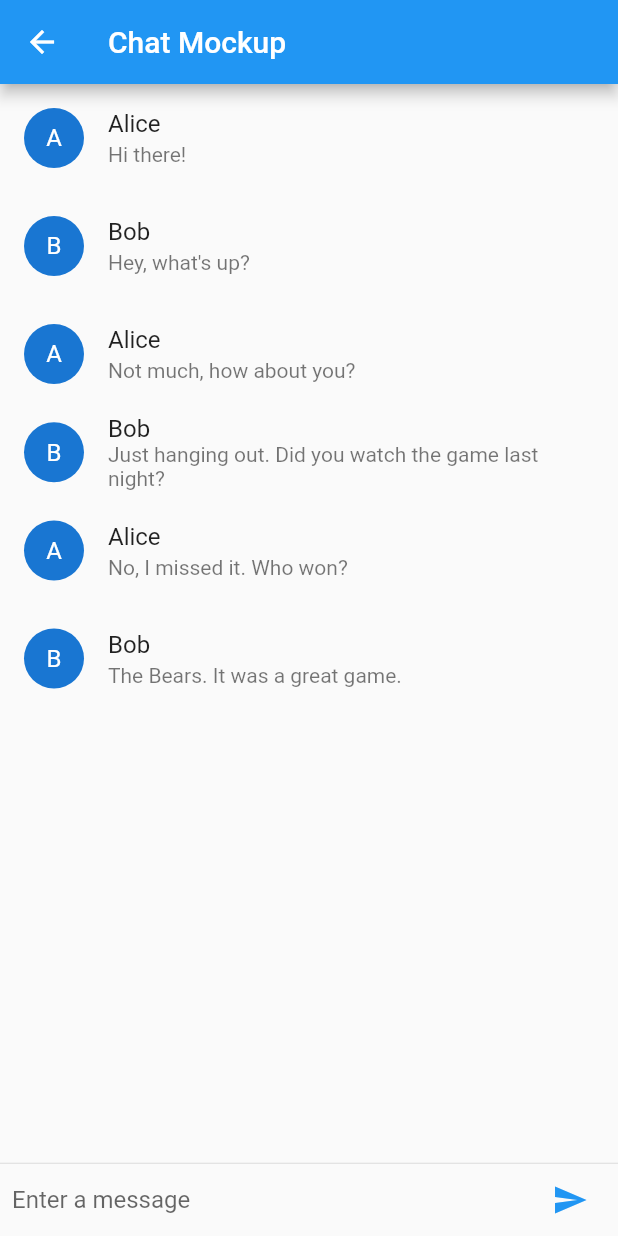
After one commit to Tangkwa504/project-fix-map, a Flutter app: the ChatMockup screen opened directly, on a phone screen of 412 x 824 dp. The commit adds this screen. Run offline on Flutter 3.47's test engine with Material 2 defaults, Android fonts, the phone set to English and light mode, and no system bars; our stand-ins replace firebase_core, firebase_database, flutter_easyloading, fluttertoast, geolocator, google_maps_flutter and 1 more; accounts and stored records are empty.

Commit message:
19042023

```diff
--- /dev/null
+++ b/lib/chatmockup.dart
@@ -0,0 +1,74 @@
+import 'package:flutter/material.dart';
+
+class ChatMockup extends StatelessWidget {
+  const ChatMockup({Key? key}) : super(key: key);
+
+  @override
+  Widget build(BuildContext context) {
+    return Scaffold(
+      appBar: AppBar(
+        title: const Text('Chat Mockup'),
+      ),
+      body: Column(
+        children: [
+          Expanded(
+            child: ListView.builder(
+              itemCount: _messages.length,
+              itemBuilder: (BuildContext context, int index) {
+                final message = _messages[index];
+                return ListTile(
+                  leading: CircleAvatar(
+                    child: Text(message.sender.substring(0, 1)),
+                  ),
+                  title: Text(message.sender),
+                  subtitle: Text(message.text),
+                );
+              },
+            ),
+          ),
+          const Divider(height: 1),
+          _buildBottomBar(context),
+        ],
+      ),
+    );
+  }
+
+  Widget _buildBottomBar(BuildContext context) {
+    return Container(
+      margin: const EdgeInsets.symmetric(horizontal: 8),
+      child: Row(
+        children: [
+          Expanded(
+            child: TextField(
+              decoration: const InputDecoration(
+                hintText: 'Enter a message',
+                border: InputBorder.none,
+              ),
+            ),
+          ),
+          IconButton(
+            onPressed: () {},
+            icon: const Icon(Icons.send),
+            color: Theme.of(context).primaryColor,
+          ),
+        ],
+      ),
+    );
+  }
+
+  static final List<Message> _messages = [
+    Message(sender: 'Alice', text: 'Hi there!'),
+    Message(sender: 'Bob', text: 'Hey, what\'s up?'),
+    Message(sender: 'Alice', text: 'Not much, how about you?'),
+    Message(sender: 'Bob', text: 'Just hanging out. Did you watch the game last night?'),
+    Message(sender: 'Alice', text: 'No, I missed it. Who won?'),
+    Message(sender: 'Bob', text: 'The Bears. It was a great game.'),
+  ];
+}
+
+class Message {
+  final String sender;
+  final String text;
+
+  const Message({required this.sender, required this.text});
+}
--- a/lib/main.dart
+++ b/lib/main.dart
@@ -3,6 +3,7 @@ import 'package:app_first/first_page.dart';
 import 'package:app_first/login/login_screen.dart';
 import 'package:flutter/material.dart';
 
+import 'chatmockup.dart';
 import 'login/login_test.dart';
 
 void main() {
--- a/lib/menu/home_page.dart
+++ b/lib/menu/home_page.dart
@@ -6,6 +6,7 @@ import 'package:flutter/material.dart';
 import 'package:flutter/src/widgets/container.dart';
 import 'package:flutter/src/widgets/framework.dart';
 
+import '../Role_pharmacy/shopprofile.dart';
 import '../login/login_screen.dart';
 import '../map/map.dart';
 
@@ -44,7 +45,7 @@ class _HomePageState extends State<HomePage> {
             Row(
               mainAxisAlignment: MainAxisAlignment.spaceAround,
               children: [
-                Bottonhome(title: "QRCODE",page: SingupScreen(),icon: Icons.qr_code),
+                Bottonhome(title: "QRCODE",page: Shopprofile(),icon: Icons.qr_code),
                 Bottonhome(title: "ประวัติสนทนา",page: ProfilePage(),icon: Icons.chat),
               ],
             ),
--- /dev/null
+++ b/lib/system/animation.dart
@@ -0,0 +1,2 @@
+import 'package:flutter_easyloading/flutter_easyloading.dart';
+import 'package:flutter/material.dart';
--- /dev/null
+++ b/lib/system/route.dart
@@ -0,0 +1 @@
+import '';
--- a/pubspec.yaml
+++ b/pubspec.yaml
@@ -46,6 +46,8 @@ dependencies:
   shared_preferences: ^2.0.18
   fluttertoast: ^8.2.1
   form_field_validator: ^1.1.0
+  flutter_easyloading: ^3.0.5
+  cloud_firestore: ^4.5.2
 
 flutter_icons:
   android: true
```
Also changed, not shown: lib/Role_pharmacy/shopprofile.dart (added, +21 -0 lines), lib/login/login_screen.dart (+18 -2 lines), lib/map/map.dart (+46 -3 lines), lib/profile/profile_page.dart (+22 -20 lines), lib/system/cookise.dart (added, +44 -0 lines), lib/system/random.dart (added, +7 -0 lines), lib/widgets/info.dart (added), pubspec.lock, 1 other file.
